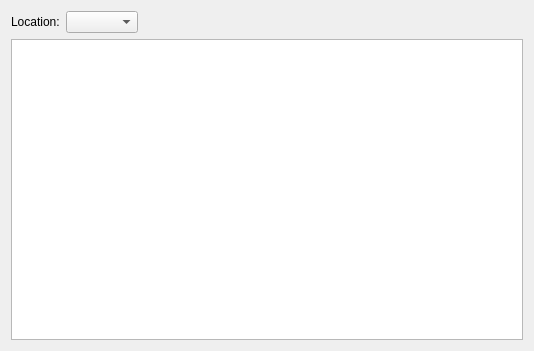
First picture: the form in src/plugins/purchase/views/requesttablewidget.ui, repository awfeequdng/rubus, before the edit.
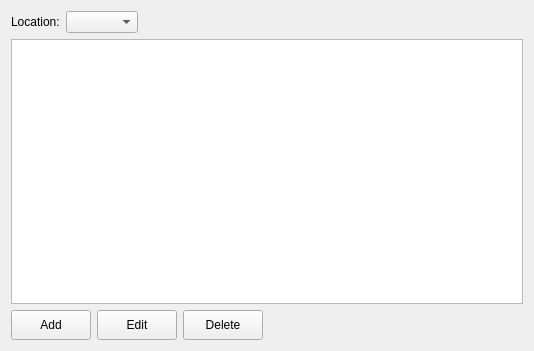
Second picture: the form after the edit. Custom widgets are drawn as their Qt base class.

```diff
--- a/src/plugins/purchase/views/requesttablewidget.ui
+++ b/src/plugins/purchase/views/requesttablewidget.ui
@@ -56,6 +56,62 @@
      </property>
     </widget>
    </item>
+   <item>
+    <layout class="QHBoxLayout" name="horizontalLayout_2">
+     <item>
+      <widget class="QPushButton" name="btnAdd">
+       <property name="minimumSize">
+        <size>
+         <width>0</width>
+         <height>30</height>
+        </size>
+       </property>
+       <property name="text">
+        <string>Add</string>
+       </property>
+      </widget>
+     </item>
+     <item>
+      <widget class="QPushButton" name="btnEdit">
+       <property name="minimumSize">
+        <size>
+         <width>0</width>
+         <height>30</height>
+        </size>
+       </property>
+       <property name="text">
+        <string>Edit</string>
+       </property>
+      </widget>
+     </item>
+     <item>
+      <widget class="QPushButton" name="btnDelete">
+       <property name="minimumSize">
+        <size>
+         <width>0</width>
+         <height>30</height>
+        </size>
+       </property>
+       <property name="text">
+        <string>Delete</string>
+       </property>
+      </widget>
+     </item>
+     <item>
+      <spacer name="horizontalSpacer_2">
+       <property name="orientation">
+        <enum>Qt::Horizontal</enum>
+       </property>
+       <property name="sizeHint" stdset="0">
+        <size>
+         <width>40</width>
+         <height>20</height>
+        </size>
+       </property>
+      </spacer>
+     </item>
+    </layout>
+   </item>
   </layout>
  </widget>
  <customwidgets>
```
